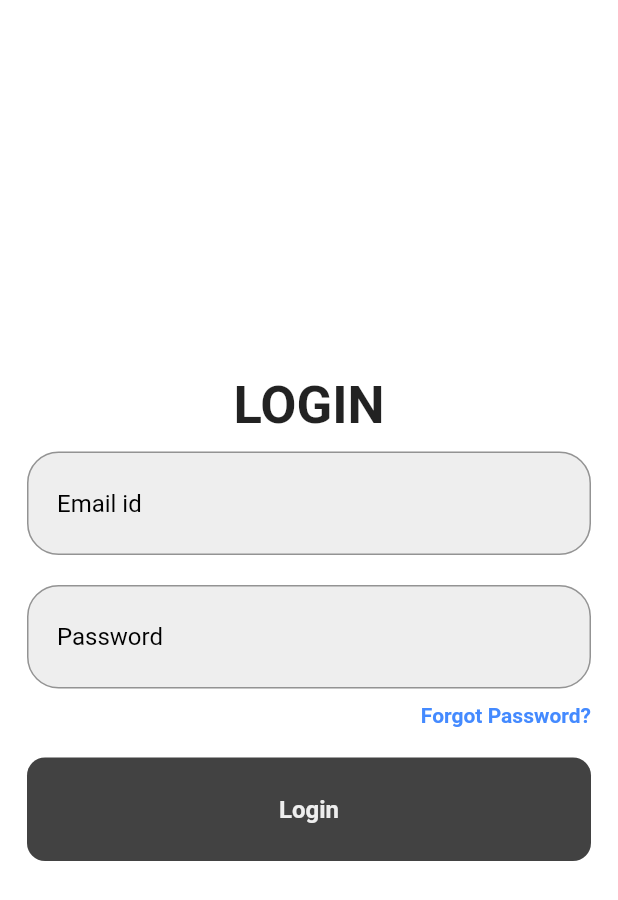
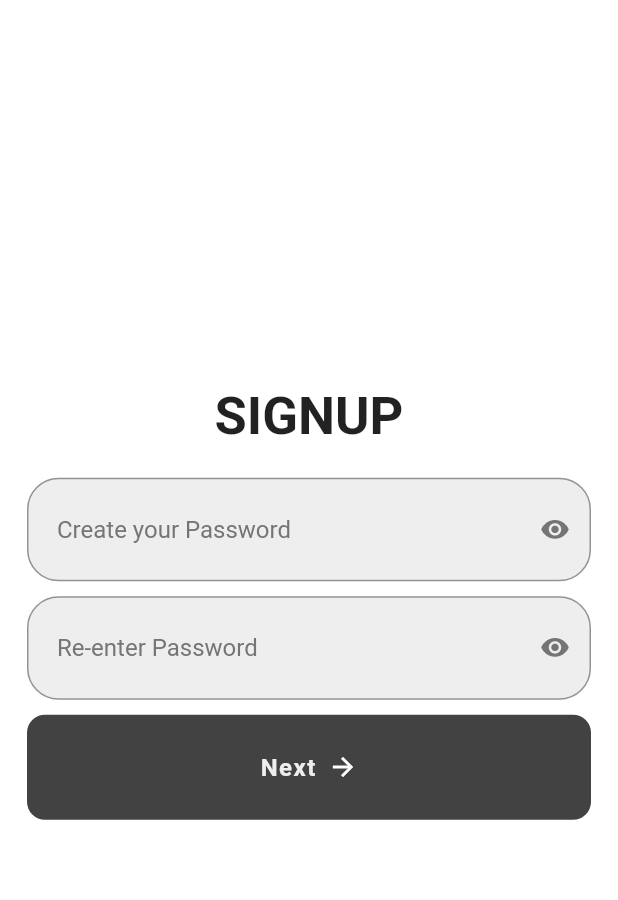
Before and after one commit to RangaKomalSai/E-Dialysis, a Flutter app: the screen it shows after launch, on a phone screen of 412 x 824 dp. Shown: the top 900 px of the screen. Run offline on Flutter 3.47's test engine with Material 2 defaults, Android fonts, the phone set to English and light mode, and no system bars.

Commit message:
sign up page added

```diff
--- a/lib/main.dart
+++ b/lib/main.dart
@@ -1,4 +1,6 @@
 import 'package:edialysis/pages/login_page.dart';
+import 'package:edialysis/pages/signup.dart';
+import 'package:edialysis/pages/signup2.dart';
 import 'package:edialysis/themes/light_theme.dart';
 import 'package:flutter/material.dart';
 
@@ -15,7 +17,7 @@ class MyApp extends StatelessWidget {
       title: 'Flutter Demo',
       debugShowCheckedModeBanner: false,
       theme: lightMode,
-      home: LoginPage(),
+      home: Signup2(),
     );
   }
 }
--- /dev/null
+++ b/lib/pages/signup2.dart
@@ -0,0 +1,66 @@
+import 'package:flutter/material.dart';
+
+import '../widgets/button.dart';
+import '../widgets/dropdown.dart';
+import '../widgets/textfield.dart';
+
+class Signup2 extends StatefulWidget {
+
+  Signup2({super.key});
+
+  @override
+  State<Signup2> createState() => _Signup2State();
+}
+
+class _Signup2State extends State<Signup2> {
+  final pswdController = TextEditingController();
+
+  final pswdConfirmController = TextEditingController();
+
+  @override
+  Widget build(BuildContext context) {
+    return Scaffold(
+      backgroundColor: Theme.of(context).colorScheme.background,
+      body: Center(
+        child: Padding(
+          padding: const EdgeInsets.all(18.0),
+          child: Column(
+            mainAxisAlignment:MainAxisAlignment.center,
+            children: [
+              const Text(
+                'SIGNUP',
+                style: TextStyle(
+                    fontWeight: FontWeight.bold,
+                    fontSize: 35
+                ),
+              ),
+              const SizedBox(height: 20,),
+              MyTextField(
+                textEditingController: pswdController,
+                myHintText: 'Create your Password',
+                textInputAction: TextInputAction.done,
+                keyboardType: TextInputType.text,
+                isItPswd: true,
+              ),
+              const SizedBox(height: 10,),
+              MyTextField(
+                textEditingController: pswdConfirmController,
+                myHintText: 'Re-enter Password',
+                textInputAction: TextInputAction.done,
+                keyboardType: TextInputType.text,
+                isItPswd: true,
+              ),
+              const SizedBox(height: 10,),
+
+              //sign-in button
+              MyButton(text: 'Next', onTap: (){}, myIcon: Icons.arrow_forward,),
+
+              //register now button
+              const SizedBox(height: 20,),
+            ],
+          ),
+        ),
+      ),
+    );
+  }
+}
--- a/lib/widgets/button.dart
+++ b/lib/widgets/button.dart
@@ -3,10 +3,12 @@ import 'package:flutter/material.dart';
 class MyButton extends StatelessWidget {
   final String text;
   final void Function()? onTap;
+  final IconData? myIcon;
   const MyButton({
     super.key,
     required this.text,
-    required this.onTap
+    required this.onTap,
+    this.myIcon
   });
 
   @override
@@ -20,13 +22,21 @@ class MyButton extends StatelessWidget {
         ),
         padding: const EdgeInsets.all(25),
         child: Center(
-          child: Text(
-            text,
-            style: TextStyle(
-              color: Theme.of(context).colorScheme.primary,
-              fontWeight: FontWeight.bold,
-              fontSize: 16
-            ),
+          child: Row(
+            mainAxisAlignment: MainAxisAlignment.center,
+            children: [
+              Text(
+                text,
+                style: TextStyle(
+                  color: Theme.of(context).colorScheme.primary,
+                  fontWeight: FontWeight.bold,
+                  fontSize: 16,
+                  letterSpacing: 1
+                ),
+              ),
+              SizedBox(width: 8,),
+              Icon(myIcon, color: Colors.white, weight: 2, size: 20,)
+            ],
           ),
         ),
       ),
--- a/lib/widgets/textfield.dart
+++ b/lib/widgets/textfield.dart
@@ -1,33 +1,54 @@
 import 'package:flutter/material.dart';
 
-class MyTextField extends StatelessWidget {
+class MyTextField extends StatefulWidget {
   final TextEditingController textEditingController;
   final Widget? prefixIcon;
   final String myHintText;
-  final bool myObscureText;
   final TextInputAction textInputAction;
   final TextInputType keyboardType;
+  final bool isItPswd;
 
   const MyTextField({
     super.key,
     required this.textEditingController,
     this.prefixIcon,
     required this.myHintText,
-    this.myObscureText = false,
     required this.textInputAction,
     required this.keyboardType,
+    this.isItPswd = false,
   });
 
+  @override
+  State<MyTextField> createState() => _MyTextFieldState();
+}
+
+class _MyTextFieldState extends State<MyTextField> {
+
+  bool hidePswd = true;
   @override
   Widget build(BuildContext context) {
     return TextField(
       decoration: InputDecoration(
-        contentPadding: EdgeInsets.fromLTRB(20, 25, 0, 25),
-        prefixIcon: prefixIcon,
-        hintText: myHintText,
-        hintStyle: const TextStyle(
-          color: Colors.black
+        contentPadding: const EdgeInsets.fromLTRB(20, 25, 0, 25),
+        prefixIcon: widget.prefixIcon,
+        hintText: widget.myHintText,
+        hintStyle: TextStyle(
+          color: Colors.grey.shade600
         ),
+        suffixIcon: widget.isItPswd?(hidePswd?
+        IconButton(
+          icon: const Icon(Icons.visibility_rounded,size: 20,),
+          onPressed: (){setState(() {
+            hidePswd = !hidePswd;
+          });},
+          color: Colors.grey[600],
+        ) : IconButton(
+          icon: const Icon(Icons.visibility_off_rounded,size: 20,),
+          onPressed: (){setState(() {
+            hidePswd = !hidePswd;
+          });},
+          color: Colors.grey[600],
+        )) : null,
         filled: true,
         fillColor: Colors.grey[200],
           enabledBorder: OutlineInputBorder(
@@ -36,16 +57,16 @@ class MyTextField extends StatelessWidget {
           ),
         focusedBorder: OutlineInputBorder(
           borderSide: const BorderSide(
-              color: Color.fromRGBO(47, 37, 245, 1),
+              color: Colors.black,
               width: 2.0
           ),
           borderRadius: BorderRadius.circular(21),
         )
       ),
-      controller: textEditingController,
-      obscureText: myObscureText,
-      textInputAction: textInputAction,
-      keyboardType: keyboardType,
+      controller: widget.textEditingController,
+      obscureText: hidePswd,
+      textInputAction: widget.textInputAction,
+      keyboardType: widget.keyboardType,
     );
   }
 }
```
Also changed, not shown: lib/pages/login_page.dart (+24 -3 lines), lib/pages/signup.dart (added, +59 -0 lines), lib/widgets/dropdown.dart (added, +46 -0 lines), pubspec.lock.
